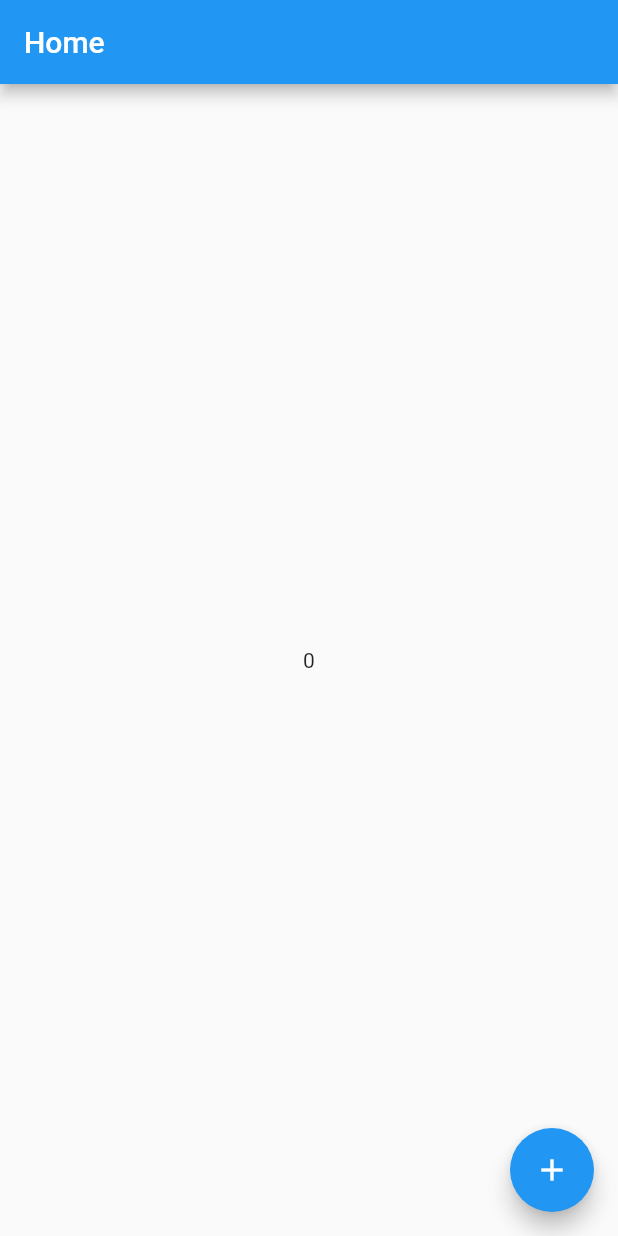
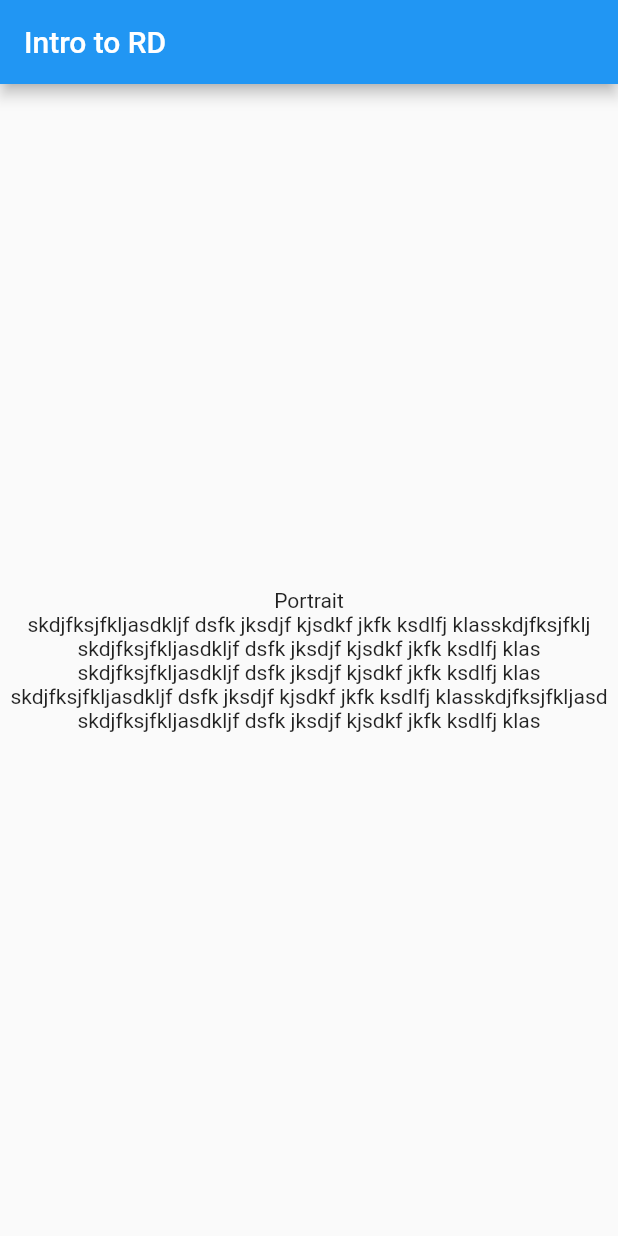
Before and after one commit to RafatMeraz/ostad_flutter_batch_four, a Flutter app: the HomeScreen screen opened directly, on a phone screen of 412 x 824 dp. Run offline on Flutter 3.47's test engine with Material 2 defaults, Android fonts, the phone set to English and light mode, and no system bars.

Commit message:
responsive design - MediaQuery - LayoutBuilder - OrientationBuilder

```diff
--- /dev/null
+++ b/live_class_project/lib/home_screen.dart
@@ -0,0 +1,65 @@
+import 'package:flutter/material.dart';
+
+/// MediaQuery
+
+class HomeScreen extends StatelessWidget {
+  const HomeScreen({super.key});
+
+  @override
+  Widget build(BuildContext context) {
+    // Size size = MediaQuery.of(context).size;
+    // Size size = MediaQuery.sizeOf(context);
+    // print(size);
+    // print(size.width);
+    // print(size.height);
+    // print(size.aspectRatio);
+    // print(size.flipped);
+    // Orientation orientation = MediaQuery.orientationOf(context);
+    // print(orientation);
+    // List<DisplayFeature> displayFeatures = MediaQuery.displayFeaturesOf(context);
+    // print(displayFeatures);
+    // print(MediaQuery.devicePixelRatioOf(context));
+    // print(MediaQuery.platformBrightnessOf(context));
+    return Scaffold(
+      appBar: AppBar(
+        title: Text('Intro to RD'),
+      ),
+      body: LayoutBuilder(
+        builder: (context, constraints) {
+          print(constraints.maxWidth);
+          if (constraints.maxWidth > 500) {
+            return Center(child: Text('Too big screen'));
+          } else {
+            return Center(
+              child: OrientationBuilder(
+                  builder: (context, orientation) {
+                    return Column(
+                      mainAxisAlignment: MainAxisAlignment.center,
+                      children: [
+                        Text(orientation == Orientation.portrait
+                            ? 'Portrait'
+                            : "Landscape"),
+                        Wrap(
+                          alignment: WrapAlignment.center,
+                          crossAxisAlignment: WrapCrossAlignment.start,
+                          children: [
+                            Text('skdjfksjfkljasdkljf dsfk jksdjf kjsdkf jkfk ksdlfj klas'),
+                            Text('skdjfksjfklj'),
+                            Text('skdjfksjfkljasdkljf dsfk jksdjf kjsdkf jkfk ksdlfj klas'),
+                            Text('skdjfksjfkljasdkljf dsfk jksdjf kjsdkf jkfk ksdlfj klas'),
+                            Text('skdjfksjfkljasdkljf dsfk jksdjf kjsdkf jkfk ksdlfj klas'),
+                            Text('skdjfksjfkljasd'),
+                            Text('skdjfksjfkljasdkljf dsfk jksdjf kjsdkf jkfk ksdlfj klas'),
+                          ],
+                        )
+                      ],
+                    );
+                  }
+              ),
+            );
+          }
+        }
+      ),
+    );
+  }
+}
```
Also changed, not shown: live_class_project/lib/main.dart (+2 -108 lines).
